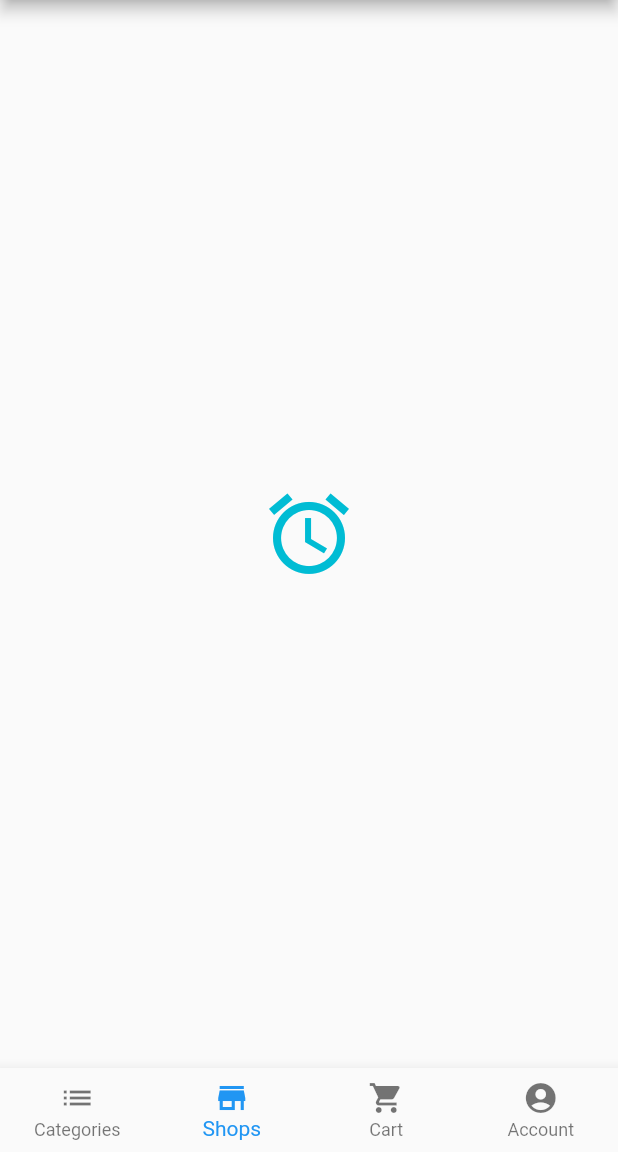
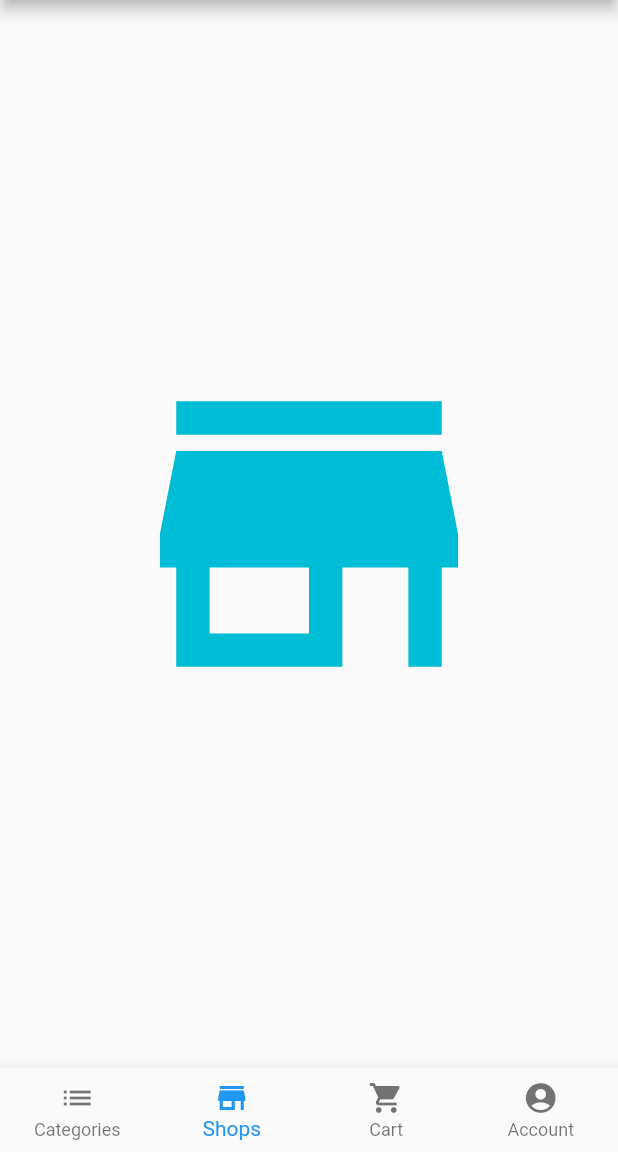
Before and after one commit to McAngelo/urban-market, a Flutter app: the HomeScreen screen opened by its route, item 2 of the bottom bar chosen, on a phone screen of 412 x 824 dp, the part 84-1236 px from its top. Run offline on Flutter 3.47's test engine with Material 2 defaults, Android fonts, the phone set to English and light mode, and no system bars; our stand-ins replace flutter_swiper, shared_preferences, splashscreen; accounts and stored records are empty.

Commit message:
--increased the size of the placeholder images

```diff
--- a/lib/ui/screens/home_screen.dart
+++ b/lib/ui/screens/home_screen.dart
@@ -91,9 +91,9 @@ class _HomeScreenState extends State<HomeScreen> {
 	            ),
 	          ),
 	        ),
-			Center(child: Icon(Icons.alarm, size: 64.0, color: Colors.cyan)),
-			Center(child: Icon(Icons.forum, size: 64.0, color: Colors.blue)),
-			Center(child: Icon(Icons.forum, size: 64.0, color: Colors.blue)),
+			Center(child: Icon(Icons.store, size: 265.0, color: Colors.cyan)),
+			Center(child: Icon(Icons.shopping_cart, size: 265.0, color: Colors.blue)),
+			Center(child: Icon(Icons.account_circle, size: 265.0, color: Colors.blue)),
 	    ];
 
 	    final _kBottomNavBarItems = <BottomNavigationBarItem>[
```
